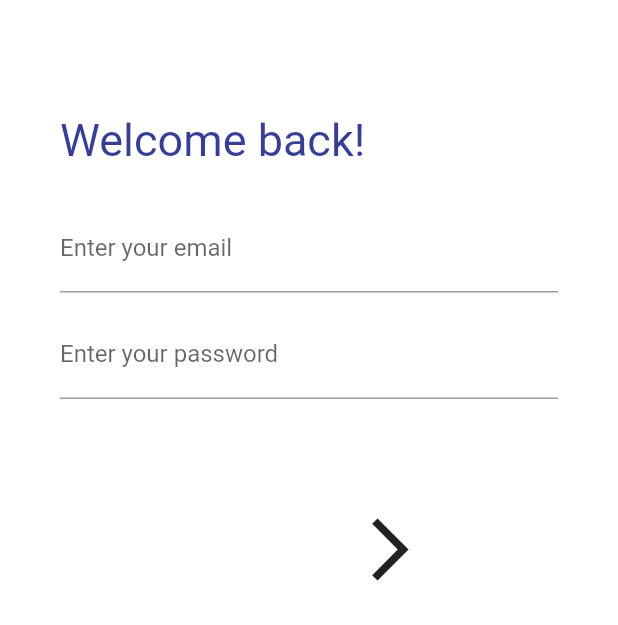
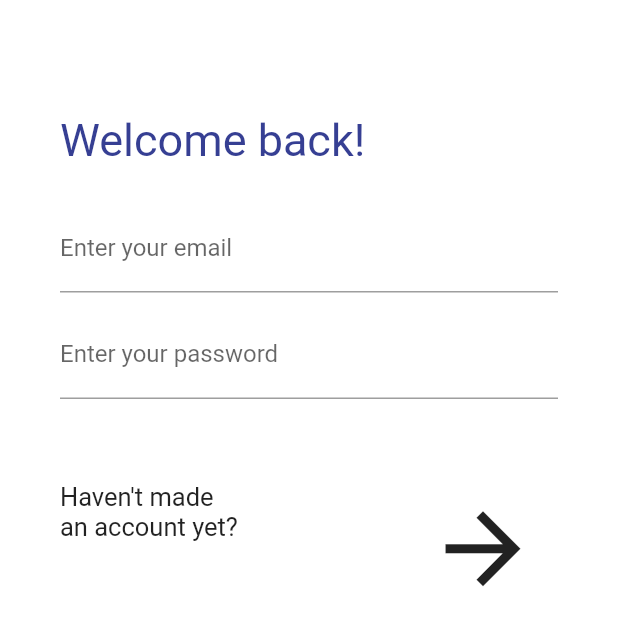
Before and after one commit to pawelfloryan/pocket-gym-trainer, a Flutter app: the screen it shows after launch, on a phone screen of 412 x 824 dp. Shown: the top 625 px of the screen. Run offline on Flutter 3.47's test engine with Material 2 defaults, Android fonts, the phone set to English and light mode, and no system bars; our stand-ins replace flutter_slidable, go_router, image_picker.

Commit message:
Login page design finished for now

```diff
--- a/lib/page/login_page.dart
+++ b/lib/page/login_page.dart
@@ -18,6 +18,8 @@ class _LoginPageState extends State<LoginPage> {
   Widget build(BuildContext context) {
     final double height = MediaQuery.of(context).size.height;
     final GlobalKey<ScaffoldState> _scaffoldKey = GlobalKey<ScaffoldState>();
+    double deviceWidth(BuildContext context) =>
+        MediaQuery.of(context).size.width;
 
     return Scaffold(
         key: _scaffoldKey,
@@ -56,7 +58,11 @@ class _LoginPageState extends State<LoginPage> {
                   ),
                 ),
                 TextFormField(
-                  decoration: InputDecoration(labelText: "Enter your password"),
+                  obscureText: true,
+                  textAlignVertical: TextAlignVertical.center,
+                  decoration: InputDecoration(
+                    labelText: "Enter your password",
+                    ),
                   validator: (value) {
                     if (value!.isEmpty) {
                       return "Enter correct password";
@@ -65,9 +71,27 @@ class _LoginPageState extends State<LoginPage> {
                     }
                   },
                 ),
+                Row(
+                  mainAxisAlignment: MainAxisAlignment.spaceBetween,
+                  children: [
                     Container(
                       margin: const EdgeInsets.only(
-                      left: 170, top: 50, right: 0, bottom: 0),
+                          left: 0, top: 0, right: 40, bottom: 0),
+                      child: Text(
+                        "Haven't made \nan account yet?",
+                        style: TextStyle(fontSize: 17),
+                        ),
+                    ),
+                    Container(
+                      //MediaQuery.of(context).size.width
+                      margin: EdgeInsets.only(
+                        left: 0,
+                        top: 50,
+                        right: 0,
+                        bottom: 0,
+                      ),
+                      child: Align(
+                        alignment: Alignment.centerRight,
                         child: GestureDetector(
                           //  onPressed: () {
                           //    if (formKey.currentState!.validate()) {}
@@ -80,6 +104,12 @@ class _LoginPageState extends State<LoginPage> {
                             setState(() {
                               isElevated = !isElevated;
                             });
+                            if (formKey.currentState!.validate()) {
+                              final snackBar =
+                                  SnackBar(content: Text('Submitting form...'));
+                              ScaffoldMessenger.of(context)
+                                  .showSnackBar(snackBar);
+                            }
                           },
                           child: AnimatedContainer(
                             duration: Duration(milliseconds: 200),
@@ -88,28 +118,30 @@ class _LoginPageState extends State<LoginPage> {
                             decoration: BoxDecoration(
                               color: Colors.white,
                               borderRadius: BorderRadius.circular(35),
-                        boxShadow: isElevated ?
-                        [
+                              boxShadow: isElevated
+                                  ? [
                                       BoxShadow(
                                           color: Colors.grey[500]!,
-                            offset: Offset(4,4),
+                                          offset: Offset(4, 4),
                                           blurRadius: 15,
-                            spreadRadius: 1
-                          ),
+                                          spreadRadius: 1),
                                       BoxShadow(
                                           color: Colors.white,
-                            offset: Offset(-4,-4),
+                                          offset: Offset(-4, -4),
                                           blurRadius: 15,
-                            spreadRadius: 1
-                          ),
-                        ] : null,
+                                          spreadRadius: 1),
+                                    ]
+                                  : null,
                             ),
                             child: Icon(
-                        Icons.arrow_forward_ios,
-                        size: 50,
+                              Icons.arrow_forward,
+                              size: 75,
                             ),
                           ),
                         ),
+                      ),
+                    ),
+                  ],
                 ),
               ],
             ),
```
Lines whose indentation alone changed are shown as unchanged.
